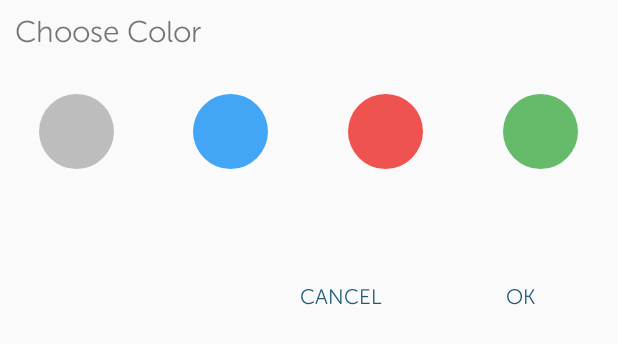
After one commit to pouria-faraji/ClockerNewArchitecture, an Android app: the layout hand_color_dialog.xml on its own in the app's theme, with its tools: preview values and no code run, on a phone screen of 412 x 824 dp. The commit adds this screen. Shown: the top 344 px of the screen. Run offline under Robolectric (Android 15) with nearby library versions, the phone set to English and light mode, and no system bars.

Commit message:
color dialog
color dialog

```diff
--- a/app/src/main/java/com/blacksite/clockernewarchitecture/application/Settings.kt
+++ b/app/src/main/java/com/blacksite/clockernewarchitecture/application/Settings.kt
@@ -11,6 +11,10 @@ class Settings {
         val CLOCK_DIAL_IMAGEVIEW_HEIGHT = Global.getAppWidth()/2
         val CLOCK_MAIN_LAYOUT_HEIGHT = Global.getAppWidth()/2
         val CLOCK_WALLPAPER_HEIGHT = Global.getAppWidth()/2
-        val NUMBER_OF_ITEMS_EACH_ROW = 3
+        const val NUMBER_OF_ITEMS_EACH_ROW = 3
+        const val COLOR_CODE_GREY = 1
+        const val COLOR_CODE_BLUE = 2
+        const val COLOR_CODE_RED = 3
+        const val COLOR_CODE_GREEN = 4
     }
 }
--- /dev/null
+++ b/app/src/main/res/layout/hand_color_dialog.xml
@@ -0,0 +1,93 @@
+<?xml version="1.0" encoding="utf-8"?>
+<LinearLayout xmlns:android="http://schemas.android.com/apk/res/android"
+    android:orientation="vertical"
+    android:layout_width="match_parent"
+    android:layout_height="wrap_content"
+    android:id="@+id/hand_color_dialog_layout">
+    <com.blacksite.clocker.view.MuseoTextView
+        android:id="@+id/hand_color_dialog_title"
+        android:layout_width="match_parent"
+        android:layout_height="wrap_content"
+        android:textStyle="bold"
+        android:padding="10dp"
+
+        android:textSize="20sp"
+        android:text="Choose Color" />
+    <LinearLayout
+        android:layout_width="match_parent"
+        android:layout_height="wrap_content"
+        android:weightSum="1"
+        android:layout_marginTop="20dp"
+        android:layout_marginBottom="20dp"
+        android:orientation="horizontal">
+        <RelativeLayout
+            android:layout_width="0dp"
+            android:layout_height="wrap_content"
+            android:gravity="center_horizontal"
+            android:layout_weight="0.25">
+            <View
+                android:id="@+id/hand_color_grey"
+                android:layout_width="50dp"
+                android:layout_height="50dp"
+                android:background="@drawable/grey_circle"/>
+        </RelativeLayout>
+        <RelativeLayout
+            android:layout_width="0dp"
+            android:layout_height="wrap_content"
+            android:gravity="center_horizontal"
+            android:layout_weight="0.25">
+            <View
+                android:id="@+id/hand_color_blue"
+                android:layout_width="50dp"
+                android:layout_height="50dp"
+                android:background="@drawable/blue_circle"/>
+        </RelativeLayout>
+        <RelativeLayout
+            android:layout_width="0dp"
+            android:layout_height="wrap_content"
+            android:gravity="center_horizontal"
+            android:layout_weight="0.25">
+            <View
+                android:id="@+id/hand_color_red"
+                android:layout_width="50dp"
+                android:layout_height="50dp"
+                android:background="@drawable/red_circle"/>
+        </RelativeLayout>
+        <RelativeLayout
+            android:layout_width="0dp"
+            android:layout_height="wrap_content"
+            android:gravity="center_horizontal"
+            android:layout_weight="0.25">
+
+            <View
+                android:id="@+id/hand_color_green"
+                android:layout_width="50dp"
+                android:layout_height="50dp"
+                android:background="@drawable/green_circle"/>
+        </RelativeLayout>
+    </LinearLayout>
+    <RelativeLayout
+        android:layout_width="match_parent"
+        android:layout_height="wrap_content"
+        android:layout_margin="10dp"
+        android:padding="5dp">
+        <com.blacksite.clocker.view.MuseoTextView
+            android:id="@+id/hand_color_dialog_ok_button"
+            android:layout_width="100dp"
+            android:layout_height="100dp"
+            android:layout_alignParentRight="true"
+            android:gravity="center"
+            android:textColor="@color/colorPrimaryDarker"
+            android:text="OK"/>
+        <com.blacksite.clocker.view.MuseoTextView
+            android:id="@+id/hand_color_dialog_cancel_button"
+            android:layout_width="100dp"
+            android:layout_height="100dp"
+            android:layout_toLeftOf="@+id/hand_color_dialog_ok_button"
+            android:layout_marginRight="20dp"
+            android:textColor="@color/colorPrimaryDarker"
+            android:gravity="center"
+            android:text="CANCEL"/>
+    </RelativeLayout>
+
+</LinearLayout>
```
Also changed, not shown: app/src/main/java/com/blacksite/clockernewarchitecture/application/Global.kt (+19 -0 lines), app/src/main/java/com/blacksite/clockernewarchitecture/customView/HandColorDialog.kt (added, +63 -0 lines), app/src/main/java/com/blacksite/clockernewarchitecture/view/MainActivity.kt (+14 -0 lines).
